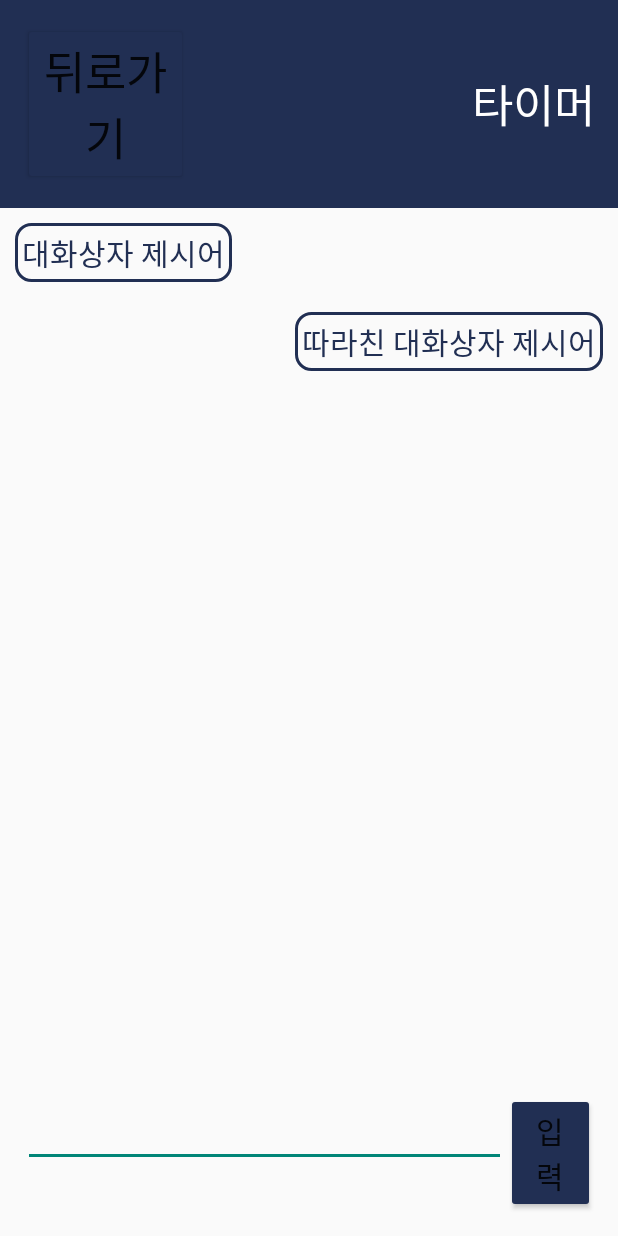
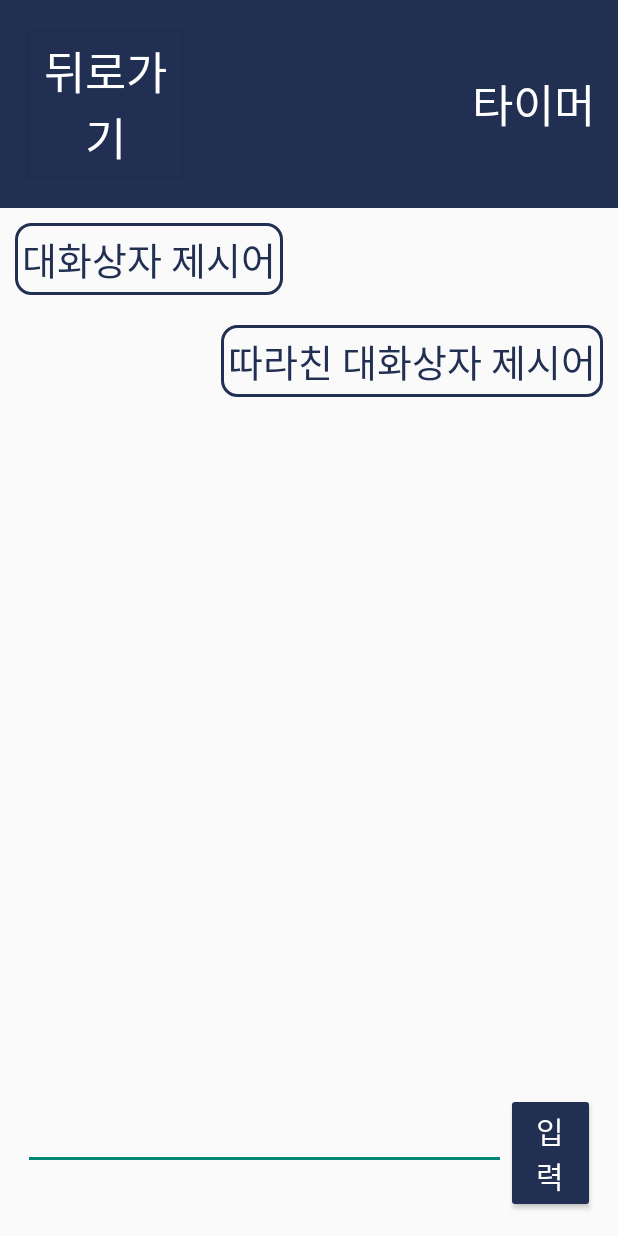
Before and after one commit to ahramlee92/typingGame, an Android app: the GroupGameActivity screen opened directly, with no data from a screen before it, on a phone screen of 412 x 824 dp. Run offline under Robolectric (Android 15) with nearby library versions, the phone set to English and light mode, and no system bars.

Commit message:
글자 컬러 변경/ 폰트 크기 변경

```diff
--- a/app/src/main/res/layout/activity_game_waiting.xml
+++ b/app/src/main/res/layout/activity_game_waiting.xml
@@ -41,6 +41,7 @@
             android:text="혼자연습"
             android:textSize="25sp"
             android:backgroundTint="#212f53"
+            android:textColor="#ffffff"
             android:fontFamily="@font/nrnr"/>
 
         <Button
@@ -52,6 +53,7 @@
             android:text="단체연습"
             android:textSize="25sp"
             android:backgroundTint="#212f53"
+            android:textColor="#ffffff"
             android:fontFamily="@font/nrnr"/>
 
         <Button
@@ -63,6 +65,7 @@
             android:text="My page"
             android:textSize="25sp"
             android:backgroundTint="#212f53"
+            android:textColor="#ffffff"
             android:fontFamily="@font/nrnr"/>
 
     </LinearLayout>
--- a/app/src/main/res/layout/activity_group_game.xml
+++ b/app/src/main/res/layout/activity_group_game.xml
@@ -25,6 +25,7 @@
             android:layout_height="wrap_content"
             android:layout_gravity="left"
             android:backgroundTint="#212f53"
+            android:textColor="#ffffff"
             android:fontFamily="@font/nrnr"
             android:text="뒤로가기"
             android:textSize="30dp"
@@ -65,7 +66,7 @@
                     android:layout_height="wrap_content"
                     android:text="대화상자 제시어"
                     android:textColor="#212f53"
-                    android:textSize="20sp"
+                    android:textSize="25sp"
                     android:fontFamily="@font/nrnr"/>
             </RelativeLayout>
 
@@ -80,7 +81,7 @@
                     android:layout_width="wrap_content"
                     android:layout_height="wrap_content"
                     android:text="따라친 대화상자 제시어"
-                    android:textSize="20sp"
+                    android:textSize="25sp"
                     android:textColor="#212f53"
                     android:fontFamily="@font/nrnr"/>
             </RelativeLayout>
@@ -105,6 +106,7 @@
             android:layout_width="322dp"
             android:layout_height="wrap_content"
             android:ems="13"
+            android:textSize="25sp"
             android:textColor="#212f53"
             android:inputType="textPersonName"
             tools:layout_editor_absoluteX="139dp"
@@ -117,6 +119,7 @@
             android:layout_height="wrap_content"
             android:textSize="20sp"
             android:backgroundTint="#212f53"
+            android:textColor="#ffffff"
             android:fontFamily="@font/nrnr"
             android:text="입력"
             tools:layout_editor_absoluteX="7dp"
```
